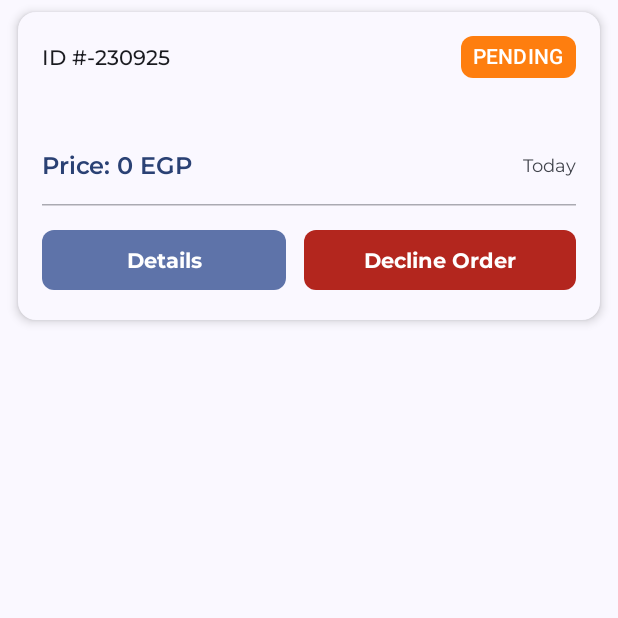
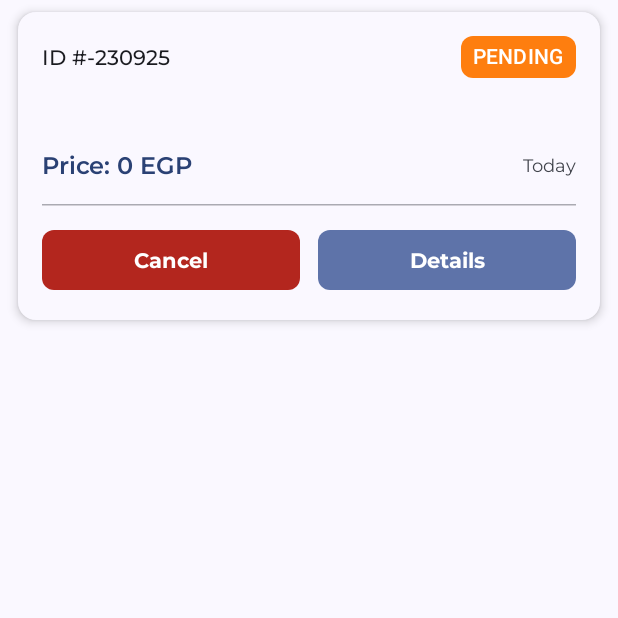
Before and after one commit to ahmedsaad207/Souq-El-Khorda, an Android app built with Jetpack Compose: the composable CompanyOrderCard shown on its own in the app's theme, on a phone screen of 412 x 824 dp, the top half of it. Run offline under Robolectric (Android 15) with nearby library versions, the phone set to English and light mode, and no system bars; Roboto replaces fonts that are not available here; 6 statements that could not run were skipped.

Commit message:
Refactor(myorders): Swap button actions in CompanyOrderCard

```diff
--- a/app/src/main/java/com/delighted2wins/souqelkhorda/features/myorders/presentation/component/CompanyOrderCard.kt
+++ b/app/src/main/java/com/delighted2wins/souqelkhorda/features/myorders/presentation/component/CompanyOrderCard.kt
@@ -121,9 +121,24 @@ fun CompanyOrderCard(
                         .padding(top = 4.dp)
                 ) {
                     Button(
+                        onClick = { onDeclineClick(order.orderId) },
+                        shape = RoundedCornerShape(8.dp),
+                        modifier = Modifier.weight(1f),
+                        colors = ButtonDefaults.buttonColors(
+                            containerColor = MaterialTheme.colorScheme.error,
+                            contentColor = MaterialTheme.colorScheme.onPrimary
+                        )
+                    ) {
+                        Text(
+                            text = if (systemIsRtl) "الغاء الطلب" else "Cancel",
+                            style = MaterialTheme.typography.titleMedium.copy(fontWeight = FontWeight.Bold)
+                        )
+                    }
+
+                    Button(
                         onClick = { onDetailsClick(order.orderId, order.userId) },
                         shape = RoundedCornerShape(8.dp),
-                        modifier = Modifier.weight(0.9f),
+                        modifier = Modifier.weight(1f),
                         colors = ButtonDefaults.outlinedButtonColors(
                             containerColor = MaterialTheme.colorScheme.primaryContainer,
                             contentColor = MaterialTheme.colorScheme.onPrimary
@@ -135,20 +150,6 @@ fun CompanyOrderCard(
                         )
                     }
 
-                    Button(
-                        onClick = { onDeclineClick(order.orderId) },
-                        shape = RoundedCornerShape(8.dp),
-                        modifier = Modifier.weight(1f),
-                        colors = ButtonDefaults.buttonColors(
-                            containerColor = MaterialTheme.colorScheme.error,
-                            contentColor = MaterialTheme.colorScheme.onPrimary
-                        )
-                    ) {
-                        Text(
-                            text = if (systemIsRtl) "الغاء الطلب" else "Decline Order",
-                            style = MaterialTheme.typography.titleMedium.copy(fontWeight = FontWeight.Bold)
-                        )
-                    }
                 }
             }
         }
```
